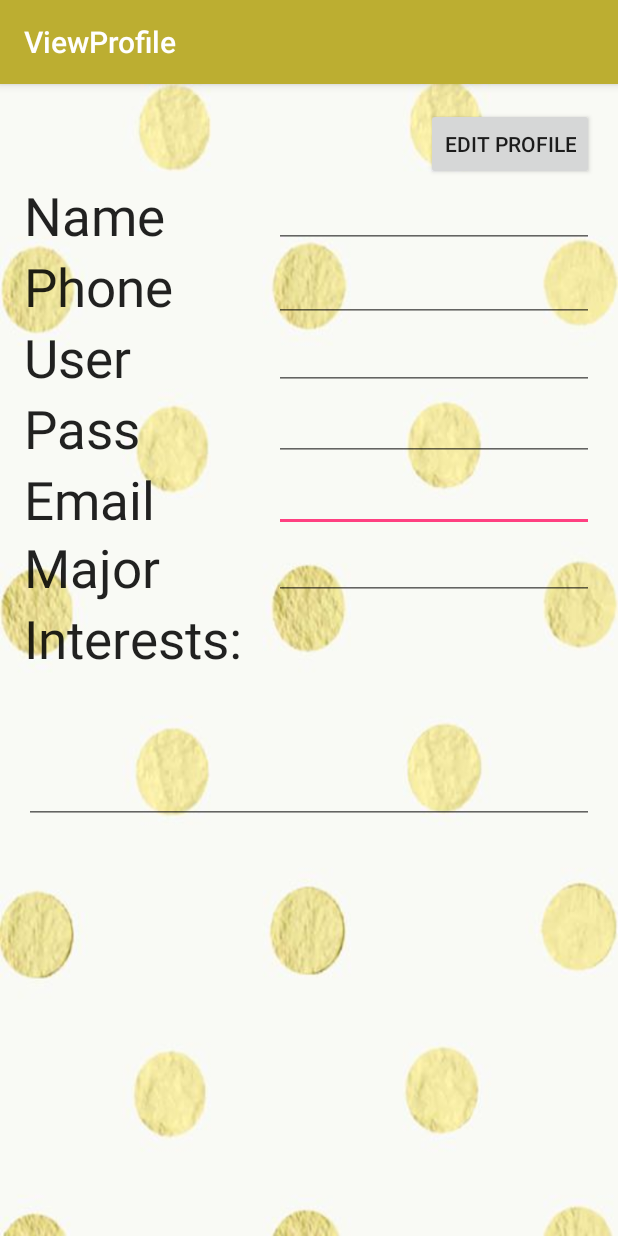
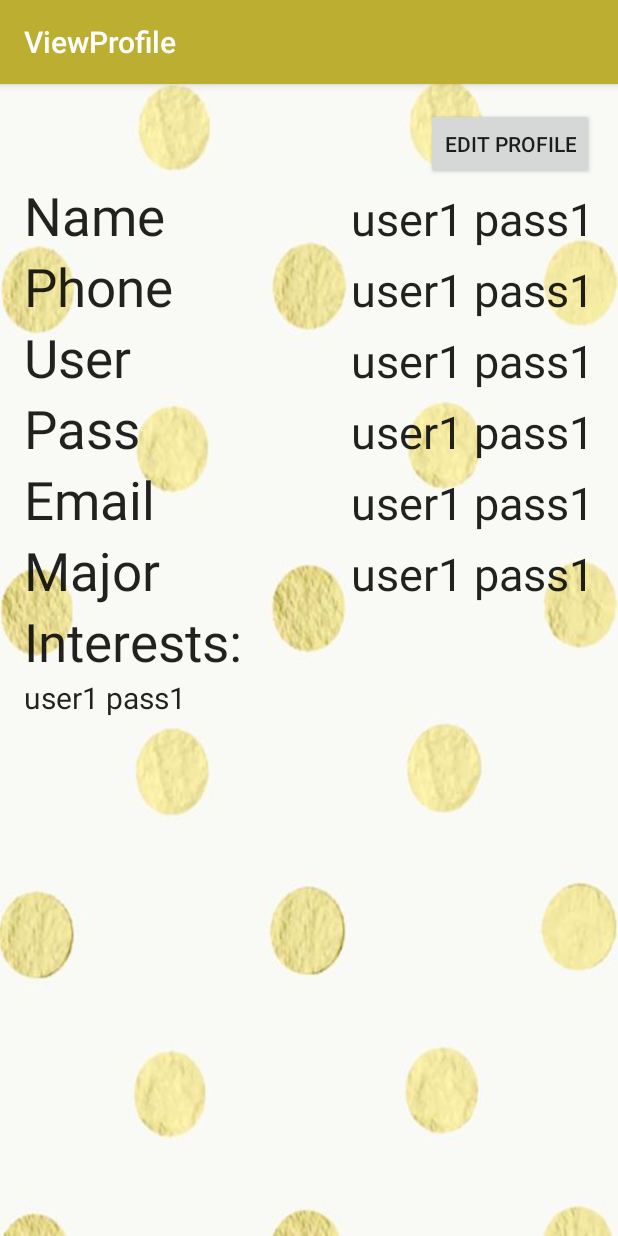
Before and after one commit to PolkaDot/PolkaDotMovies, an Android app: the ViewProfile screen opened directly, with no data from a screen before it, on a phone screen of 412 x 824 dp. Run offline under Robolectric (Android 15) with nearby library versions, the phone set to English and light mode, and no system bars.

Commit message:
veiw profile no longer editable

```diff
--- a/app/src/main/java/com/polka/pdm/ViewProfile.java
+++ b/app/src/main/java/com/polka/pdm/ViewProfile.java
@@ -7,6 +7,7 @@ import android.support.design.widget.Snackbar;
 import android.support.v7.app.AppCompatActivity;
 import android.support.v7.widget.Toolbar;
 import android.view.View;
+import android.widget.TextView;
 
 public class ViewProfile extends AppCompatActivity {
 
@@ -16,15 +17,33 @@ public class ViewProfile extends AppCompatActivity {
         setContentView(R.layout.activity_view_profile);
         Toolbar toolbar = (Toolbar) findViewById(R.id.toolbar);
         setSupportActionBar(toolbar);
+        UserRepo repo = new UserRepo(this);
+        User user = new User("user1", "pass1", "firstName1", "lastName1", "email1");
+        repo.insert(user);
+        String name = repo.getUserByUsername("user1").toString();
+        TextView NameTextView = (TextView)findViewById(R.id.NameTextField);
+        NameTextView.setText(name);
+        TextView UserTextView = (TextView)findViewById(R.id.UserTextField);
+        UserTextView.setText(name);
+        TextView PassTextView = (TextView)findViewById(R.id.PassTextField);
+        PassTextView.setText(name);
+        TextView PhoneTextView = (TextView)findViewById(R.id.PhoneTextField);
+        PhoneTextView.setText(name);
+        TextView EmailTextView = (TextView)findViewById(R.id.EmailTextField);
+        EmailTextView.setText(name);
+        TextView MajorTextView = (TextView)findViewById(R.id.MajorTextField);
+        MajorTextView.setText(name);
+        TextView InterestTextView = (TextView)findViewById(R.id.InterestTextField);
+        InterestTextView.setText(name);
 
-        FloatingActionButton fab = (FloatingActionButton) findViewById(R.id.fab);
-        fab.setOnClickListener(new View.OnClickListener() {
-            @Override
-            public void onClick(View view) {
-                Snackbar.make(view, "Replace with your own action", Snackbar.LENGTH_LONG)
-                        .setAction("Action", null).show();
-            }
-        });
+//        FloatingActionButton fab = (FloatingActionButton) findViewById(R.id.fab);
+//        fab.setOnClickListener(new View.OnClickListener() {
+//            @Override
+//            public void onClick(View view) {
+//                Snackbar.make(view, "Replace with your own action", Snackbar.LENGTH_LONG)
+//                        .setAction("Action", null).show();
+//            }
+//        });
     }
 
     public void onEditProfileClick(View view) {
--- a/app/src/main/res/layout/content_view_profile.xml
+++ b/app/src/main/res/layout/content_view_profile.xml
@@ -34,15 +34,6 @@
         android:layout_below="@+id/PasswordLabel"
         android:layout_alignParentStart="true" />
 
-    <EditText
-        android:layout_width="wrap_content"
-        android:layout_height="wrap_content"
-        android:inputType="textEmailAddress"
-        android:ems="10"
-        android:id="@+id/EmailTextField"
-        android:layout_alignTop="@+id/emailLabel"
-        android:layout_alignParentEnd="true"
-        android:layout_gravity="right" />
 
     <TextView
         android:layout_width="wrap_content"
@@ -54,26 +45,6 @@
         android:layout_gravity="left|top"
         android:layout_below="@+id/EditProfile"
         android:layout_alignParentStart="true" />
-
-    <!--<EditText-->
-        <!--android:layout_width="wrap_content"-->
-        <!--android:layout_height="wrap_content"-->
-        <!--android:inputType="textPersonName"-->
-        <!--android:ems="10"-->
-        <!--android:id="@+id/nameTextField"-->
-        <!--android:layout_gravity="right|top"-->
-        <!--android:layout_alignBottom="@+id/NameLabel"-->
-        <!--android:layout_alignParentEnd="true" />-->
-
-    <EditText
-        android:layout_width="wrap_content"
-        android:layout_height="wrap_content"
-        android:inputType="phone"
-        android:ems="10"
-        android:id="@+id/PhoneTextField"
-        android:layout_alignBottom="@+id/phoneLabel"
-        android:layout_alignParentEnd="true"
-        android:layout_gravity="right" />
 
     <TextView
         android:layout_width="wrap_content"
@@ -94,18 +65,9 @@
         android:id="@+id/MajorLabel"
         android:clickable="false"
         android:textSize="35dp"
-        android:layout_gravity="right"
-        android:layout_below="@+id/EmailTextField"
+        android:layout_gravity="left"
+        android:layout_below="@+id/emailLabel"
         android:layout_alignParentStart="true" />
-
-    <EditText
-        android:layout_width="wrap_content"
-        android:layout_height="wrap_content"
-        android:id="@+id/MajorTextField"
-        android:layout_alignTop="@+id/MajorLabel"
-        android:layout_alignParentEnd="true"
-        android:layout_alignStart="@+id/PhoneTextField"
-        android:layout_gravity="right" />
 
     <TextView
         android:layout_width="wrap_content"
@@ -117,19 +79,6 @@
         android:layout_gravity="right"
         android:layout_below="@+id/MajorLabel"
         android:layout_alignParentStart="true" />
-
-    <EditText
-        android:layout_width="wrap_content"
-        android:layout_height="wrap_content"
-        android:inputType="textMultiLine"
-        android:ems="10"
-        android:id="@+id/InterestsLabel"
-        android:layout_gravity="left"
-        android:height="100dp"
-        android:layout_alignParentEnd="true"
-        android:layout_alignParentStart="true"
-        android:layout_below="@+id/InterestLabel"
-        android:layout_above="@+id/Save" />
 
     <TextView
         android:layout_width="wrap_content"
@@ -152,33 +101,97 @@
         android:textSize="35dp"
         android:password="false" />
 
-    <EditText
+    <TextView
         android:layout_width="wrap_content"
         android:layout_height="wrap_content"
-        android:inputType="textPersonName"
-        android:ems="10"
-        android:id="@+id/NameTextField"
-        android:layout_below="@+id/EditProfile"
-        android:layout_alignEnd="@+id/EditProfile" />
+        android:textAppearance="?android:attr/textAppearanceLarge"
+        android:focusable="false"
+        android:textSize="30dp"
+        android:id="@+id/PhoneTextField"
+        android:layout_alignParentEnd="true"
+        android:layout_gravity="right"
+        android:text="Hello"
+        android:layout_alignBaseline="@+id/phoneLabel" />
 
-    <EditText
+
+    <TextView
         android:layout_width="wrap_content"
         android:layout_height="wrap_content"
-        android:inputType="textPassword"
-        android:ems="10"
-        android:id="@+id/PassTextField"
-        android:layout_alignStart="@+id/PhoneTextField"
-        android:layout_alignTop="@+id/PasswordLabel"
-        android:layout_toEndOf="@+id/InterestLabel" />
+        android:textAppearance="?android:attr/textAppearanceLarge"
+        android:focusable="false"
+        android:textSize="30dp"
+        android:id="@+id/NameTextField"
+        android:layout_alignParentEnd="true"
+        android:layout_gravity="right"
+        android:text="Hello"
+        android:layout_alignBaseline="@+id/NameLabel" />
 
-    <EditText
+
+    <TextView
         android:layout_width="wrap_content"
         android:layout_height="wrap_content"
+        android:textAppearance="?android:attr/textAppearanceLarge"
+        android:focusable="false"
+        android:textSize="30dp"
+        android:id="@+id/PassTextField"
+        android:layout_alignParentEnd="true"
+        android:layout_gravity="right"
+        android:text="Hello"
+        android:layout_alignBaseline="@+id/PasswordLabel" />
+
+    <TextView
+        android:layout_width="wrap_content"
+        android:layout_height="wrap_content"
+        android:textAppearance="?android:attr/textAppearanceLarge"
+        android:focusable="false"
+        android:textSize="30dp"
         android:id="@+id/UserTextField"
-        android:ems="10"
-        android:layout_below="@+id/PhoneTextField"
-        android:layout_alignEnd="@+id/PassTextField"
-        android:layout_alignStart="@+id/PassTextField" />
+        android:layout_alignParentEnd="true"
+        android:layout_gravity="right"
+        android:text="Hello"
+        android:layout_alignBaseline="@+id/UserNameLabel" />
+    />
+
+
+    <TextView
+        android:layout_width="wrap_content"
+        android:layout_height="wrap_content"
+        android:textAppearance="?android:attr/textAppearanceLarge"
+        android:focusable="false"
+        android:textSize="30dp"
+        android:id="@+id/EmailTextField"
+        android:layout_alignParentEnd="true"
+        android:layout_gravity="right"
+        android:text="Hello"
+        android:layout_alignBaseline="@+id/emailLabel" />
+
+    <TextView
+        android:layout_width="wrap_content"
+        android:layout_height="wrap_content"
+        android:textAppearance="?android:attr/textAppearanceLarge"
+        android:focusable="false"
+        android:textSize="20dp"
+        android:id="@+id/InterestTextField"
+        android:layout_gravity="left"
+        android:height="100dp"
+        android:layout_alignParentEnd="true"
+        android:layout_alignParentStart="true"
+        android:layout_below="@+id/InterestLabel"
+        android:text="Hellooooooooooooooo"
+        android:layout_above="@+id/Save" />
+
+    <TextView
+        android:layout_width="wrap_content"
+        android:layout_height="wrap_content"
+        android:textAppearance="?android:attr/textAppearanceLarge"
+        android:focusable="false"
+        android:textSize="30dp"
+        android:id="@+id/MajorTextField"
+        android:layout_alignTop="@+id/MajorLabel"
+        android:layout_alignParentEnd="true"
+        android:layout_gravity="right"
+        android:text="Hello"
+        android:layout_alignBaseline="@+id/MajorLabel" />
 
 
 </RelativeLayout>
```
